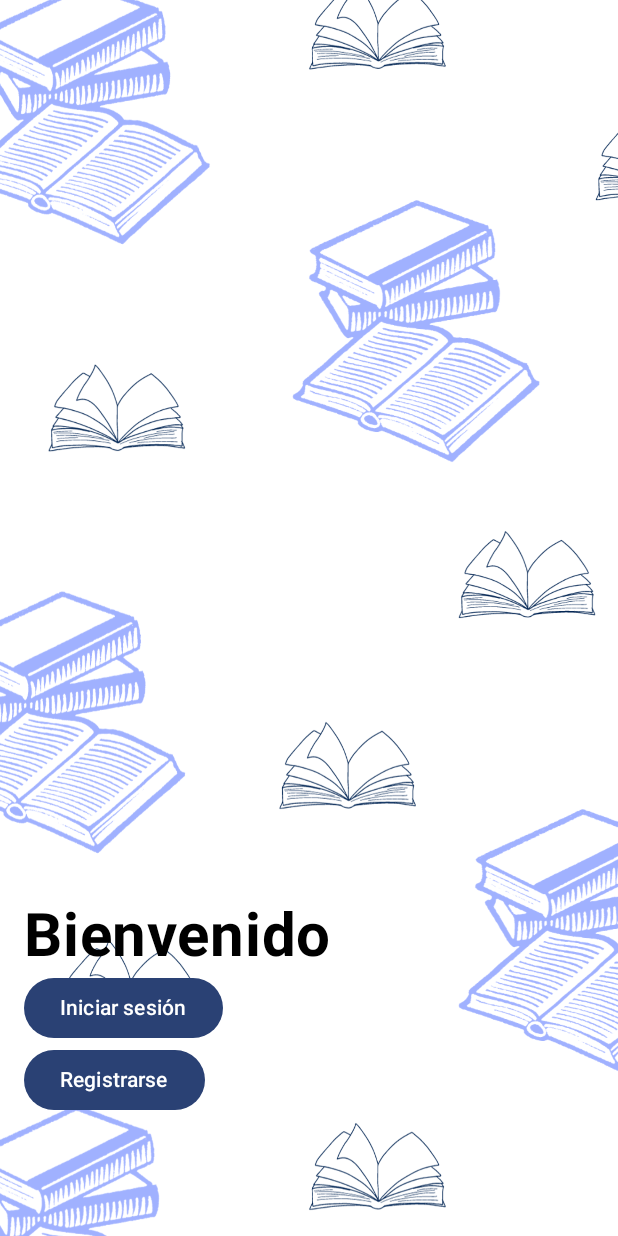
After one commit to Maria-Villafuerte/Proyecto_1_GenioCo, an Android app built with Jetpack Compose: the composable DirectNavigation shown on its own in the app's theme, on a phone screen of 412 x 824 dp. The commit adds this screen. Run offline under Robolectric (Android 15) with nearby library versions, the phone set to English and light mode, and no system bars.

Commit message:
Adición de navegación
Modificación de bottom bar hacia navegacion

```diff
--- /dev/null
+++ b/Proyecto_1/app/src/main/java/com/example/proyecto_1/navegacion/DirectNavigation.kt
@@ -0,0 +1,45 @@
+package com.example.proyecto_1.navegacion
+
+import androidx.compose.runtime.Composable
+import androidx.compose.ui.Modifier
+import androidx.navigation.compose.NavHost
+import androidx.navigation.compose.composable
+import androidx.navigation.compose.rememberNavController
+import com.example.proyecto_1.ui.bienvenida.view.WelcomeLoginScreen
+import com.example.proyecto_1.ui.bienvenida.view.WelcomeScreen
+import com.example.proyecto_1.ui.login.view.LoginScreen
+
+/*
+ * Rutas de navegación
+ */
+sealed class NavigationState(val route: String) {
+    object Welcome: NavigationState("welcome")
+    object WelcomeLogin: NavigationState("welcome_login")
+    object Tabs: NavigationState("Tabs")
+    object Login: NavigationState("login") //Login usuario
+
+    //PANTALLAS DE NAVEGACION DIRECTA
+}
+
+/*
+    NavHost, navegación directa
+*/
+@Composable
+fun DirectNavigation(modifier: Modifier = Modifier) {
+    NavHost(navController = rememberNavController(),
+        startDestination = NavigationState.Welcome.route, //Inicia en el Grid de eventos
+        modifier = modifier) {
+        composable(route = NavigationState.Welcome.route) {
+            WelcomeScreen()
+        }
+        composable(route = NavigationState.WelcomeLogin.route) {
+            WelcomeLoginScreen()
+        }
+        composable(route = NavigationState.Tabs.route) {
+            TabNavigation()
+        }
+        composable(route = NavigationState.Login.route) {
+            LoginScreen()
+        }
+    }
+}
--- a/Proyecto_1/app/src/main/java/com/example/proyecto_1/ui/bienvenida/view/Bienvenida.kt
+++ b/Proyecto_1/app/src/main/java/com/example/proyecto_1/ui/bienvenida/view/Bienvenida.kt
@@ -43,7 +43,7 @@ fun WelcomeScreen() {
                 fontWeight = FontWeight.Bold,
                 fontFamily = FontFamily.SansSerif
             )
-            Button(onClick = { /*TODO*/ }) {
+            Button(onClick = {  }) {
                 Text(text = "Iniciar sesión")
             }
             Button(onClick = { /*TODO*/ }) {
--- a/Proyecto_1/app/src/main/java/com/example/proyecto_1/ui/perfil/view/Profile.kt
+++ b/Proyecto_1/app/src/main/java/com/example/proyecto_1/ui/perfil/view/Profile.kt
@@ -21,7 +21,6 @@ import androidx.compose.material3.ExperimentalMaterial3Api
 import androidx.compose.material3.Icon
 import androidx.compose.material3.IconButton
 import androidx.compose.material3.ListItem
-import androidx.compose.material3.Scaffold
 import androidx.compose.material3.Switch
 import androidx.compose.material3.Text
 import androidx.compose.runtime.Composable
@@ -42,7 +41,6 @@ import androidx.compose.ui.tooling.preview.Preview
 import androidx.compose.ui.unit.dp
 import androidx.compose.ui.unit.sp
 import com.example.proyecto_1.models.User
-import com.example.proyecto_1.ui.BottomBar
 
 @OptIn(ExperimentalMaterial3Api::class)
 @Composable //Componente de ProfilePage
@@ -61,7 +59,6 @@ fun Editable(icon: ImageVector, text: String){
 @OptIn(ExperimentalMaterial3Api::class)
 @Composable
 fun ProfilePage(actualUser: User = User()){
-    Scaffold(bottomBar = { BottomBar() }) {
     Column(verticalArrangement = Arrangement.Top,
         modifier = Modifier.fillMaxSize()) {
         Box(modifier = Modifier
@@ -106,5 +103,3 @@ fun ProfilePage(actualUser: User = User()){
         Editable(icon = Icons.Outlined.Edit, text = "Clases")
     }
 }
-
-}
```
Also changed, not shown: Proyecto_1/app/src/main/java/com/example/proyecto_1/navegacion/TabContent.kt (added, +51 -0 lines), Proyecto_1/app/src/main/java/com/example/proyecto_1/navegacion/TabItems.kt (added, +23 -0 lines), Proyecto_1/app/src/main/java/com/example/proyecto_1/navegacion/TabNavigation.kt (added, +41 -0 lines), Proyecto_1/app/src/main/java/com/example/proyecto_1/ui/BottomBar.kt (deleted, +0 -35 lines), Proyecto_1/app/src/main/java/com/example/proyecto_1/ui/historial/view/History.kt (+1 -6 lines), Proyecto_1/app/src/main/java/com/example/proyecto_1/ui/materia/view/HomeScreen.kt (+3 -6 lines). Lines whose indentation alone changed are shown as unchanged.
